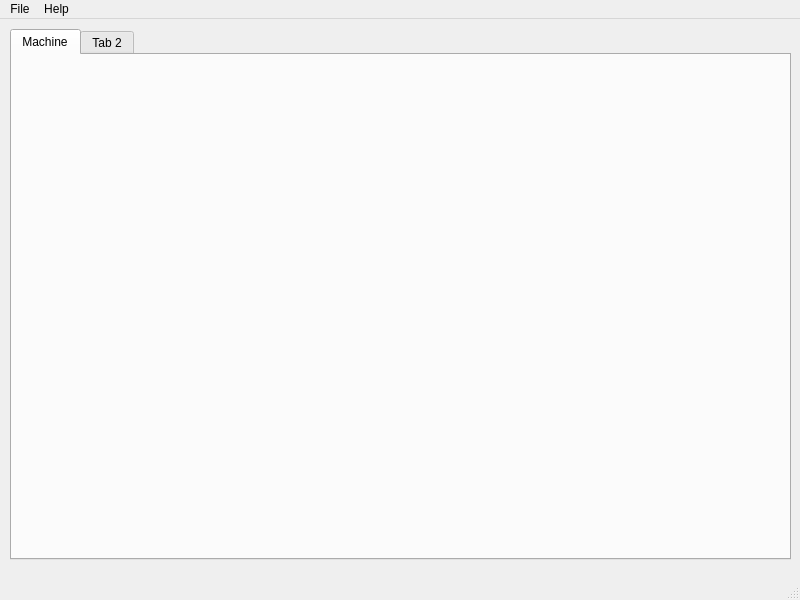
Before: the Qt Designer form 7i76e.ui in jkur/7i76e, drawn with Qt 5.
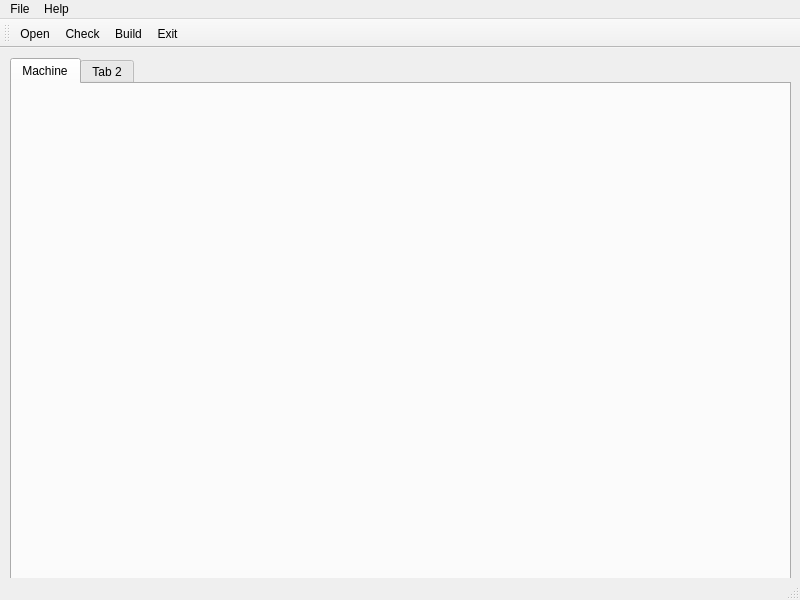
After: the same form once the commit is applied.

Commit message: add tool bar

Patch:
```diff
--- a/7i76e.ui
+++ b/7i76e.ui
@@ -70,6 +70,21 @@
    <addaction name="menuHelp"/>
   </widget>
   <widget class="QStatusBar" name="statusbar"/>
+  <widget class="QToolBar" name="toolBar">
+   <property name="windowTitle">
+    <string>toolBar</string>
+   </property>
+   <attribute name="toolBarArea">
+    <enum>TopToolBarArea</enum>
+   </attribute>
+   <attribute name="toolBarBreak">
+    <bool>false</bool>
+   </attribute>
+   <addaction name="actionOpen"/>
+   <addaction name="actionCheck"/>
+   <addaction name="actionBuild"/>
+   <addaction name="actionExit"/>
+  </widget>
   <action name="actionNew">
    <property name="text">
     <string>New</string>
```
The commit also changes 1 other file.
